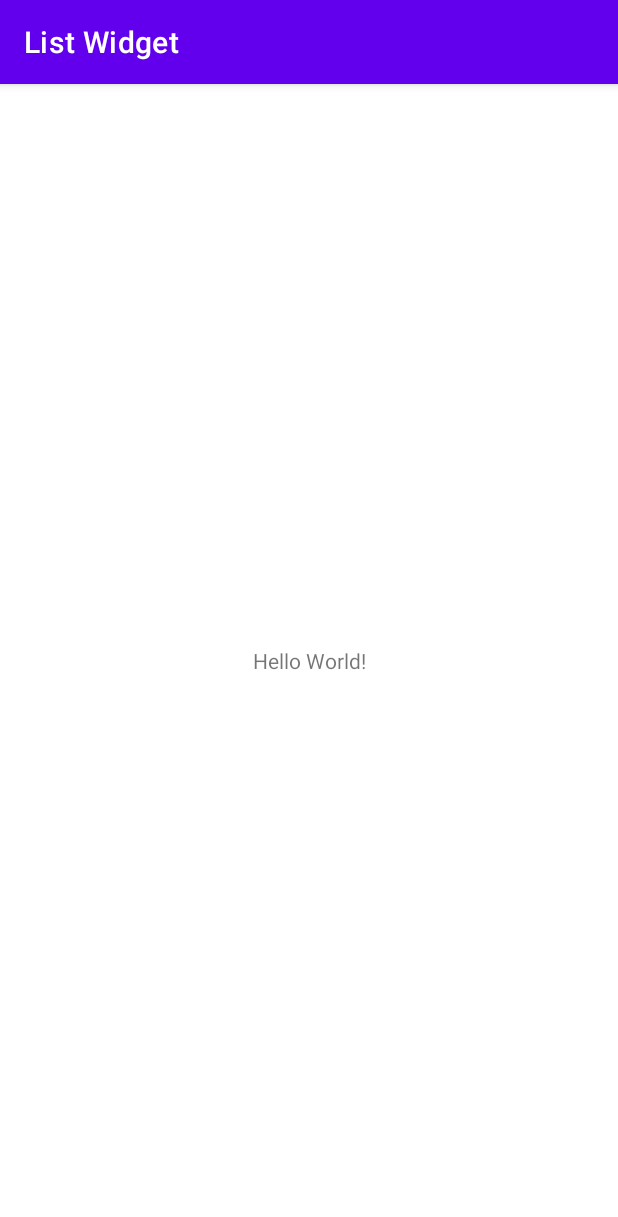
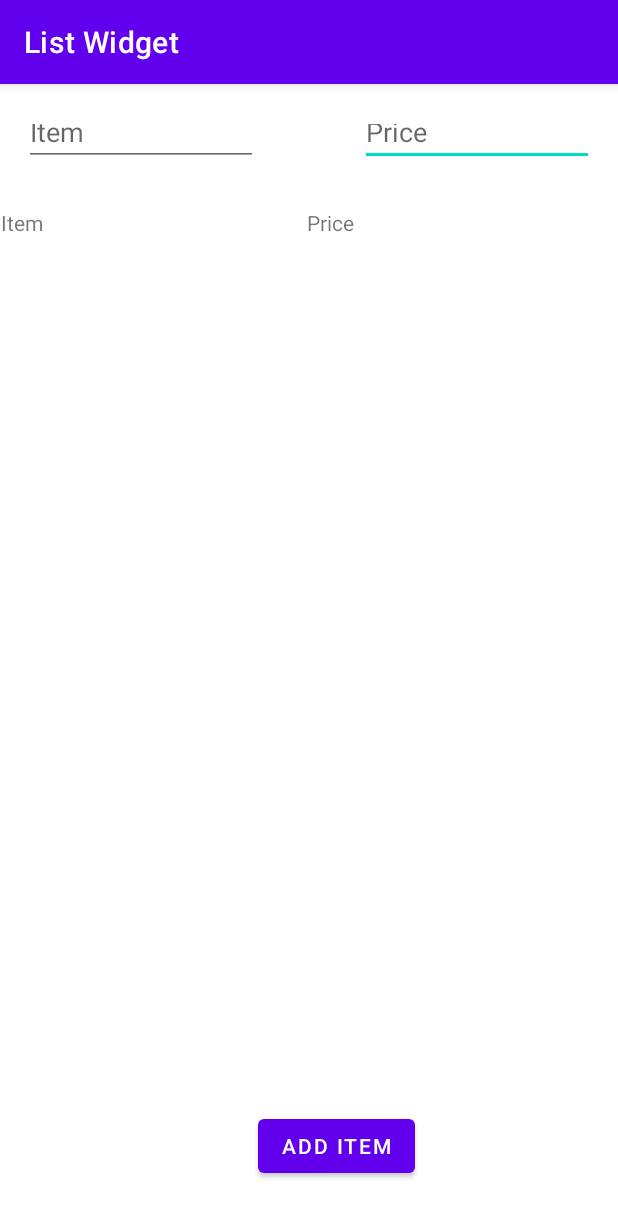
Before and after one commit to abloodg1/ListWidget, an Android app: the screen it shows after launch (MainActivity), on a phone screen of 412 x 824 dp. Shown: the top 1217 px of the screen. Run offline under Robolectric (Android 15) with nearby library versions, the phone set to English and light mode, and no system bars.

Commit message:
Made a grocery list app where you type in the items and prices you want

```diff
--- a/app/src/main/java/com/example/listwidget/MainActivity.java
+++ b/app/src/main/java/com/example/listwidget/MainActivity.java
@@ -3,12 +3,44 @@ package com.example.listwidget;
 import androidx.appcompat.app.AppCompatActivity;
 
 import android.os.Bundle;
+import android.util.AttributeSet;
+import android.view.View;
+import android.view.ViewGroup;
+import android.widget.TableLayout;
+import android.widget.TableRow;
+import android.widget.TextView;
+
+import com.google.android.material.textfield.TextInputEditText;
 
 public class MainActivity extends AppCompatActivity {
+
+    private TableLayout table;
+    private TextInputEditText inputI;
+    private TextInputEditText inputP;
+
 
     @Override
     protected void onCreate(Bundle savedInstanceState) {
         super.onCreate(savedInstanceState);
         setContentView(R.layout.activity_main);
+        table = (TableLayout)findViewById(R.id.list);
+        inputI = (TextInputEditText)findViewById(R.id.itemBox);
+        inputP = (TextInputEditText)findViewById(R.id.priceBox);
     }
+
+    public void buttonClicked(View view){
+        TableRow tableRow;
+        tableRow = new TableRow(this);
+        TextView text =  new TextView(this);
+        text.setText(inputI.getText());
+        tableRow.addView(text,0);
+        TextView text2 = new TextView(this);
+        text2.setText(inputP.getText());
+        tableRow.addView(text2, 1);
+        table.setY(200);
+        table.addView(tableRow);
+    }
+
+
+
 }
--- a/app/src/main/res/layout/activity_main.xml
+++ b/app/src/main/res/layout/activity_main.xml
@@ -6,13 +6,70 @@
     android:layout_height="match_parent"
     tools:context=".MainActivity">
 
-    <TextView
+    <TableLayout
+        android:id="@+id/list"
         android:layout_width="wrap_content"
         android:layout_height="wrap_content"
-        android:text="Hello World!"
+        android:stretchColumns="*"
         app:layout_constraintBottom_toBottomOf="parent"
         app:layout_constraintLeft_toLeftOf="parent"
         app:layout_constraintRight_toRightOf="parent"
-        app:layout_constraintTop_toTopOf="parent" />
+        app:layout_constraintTop_toTopOf="parent"
+        app:layout_constraintVertical_bias="0.11">
+
+        <TableRow>
+
+            <TextView
+                android:layout_width="wrap_content"
+                android:layout_height="wrap_content"
+                android:layout_column="0"
+                android:text="Item" />
+
+            <TextView
+                android:layout_width="match_parent"
+                android:layout_height="match_parent"
+                android:layout_column="1"
+                android:text="Price" />
+        </TableRow>
+
+    </TableLayout>
+
+    <Button
+        android:id="@+id/button"
+        android:layout_width="wrap_content"
+        android:layout_height="wrap_content"
+        android:onClick="buttonClicked"
+        android:text="Add Item"
+        app:layout_constraintBottom_toBottomOf="parent"
+        app:layout_constraintHorizontal_bias="0.56"
+        app:layout_constraintLeft_toLeftOf="parent"
+        app:layout_constraintRight_toRightOf="parent"
+        app:layout_constraintTop_toTopOf="parent"
+        app:layout_constraintVertical_bias="0.95" />
+
+    <com.google.android.material.textfield.TextInputEditText
+        android:id="@+id/priceBox"
+        android:layout_width="156dp"
+        android:layout_height="38dp"
+        android:hint="Price"
+        app:layout_constraintBottom_toBottomOf="parent"
+        app:layout_constraintHorizontal_bias="0.937"
+        app:layout_constraintLeft_toLeftOf="parent"
+        app:layout_constraintRight_toRightOf="parent"
+        app:layout_constraintTop_toTopOf="parent"
+        app:layout_constraintVertical_bias="0.023" />
+
+    <com.google.android.material.textfield.TextInputEditText
+        android:id="@+id/itemBox"
+        android:layout_width="156dp"
+        android:layout_height="38dp"
+        android:hint="Item"
+        app:layout_constraintBottom_toBottomOf="parent"
+        app:layout_constraintHorizontal_bias="0.062"
+        app:layout_constraintLeft_toLeftOf="parent"
+        app:layout_constraintRight_toRightOf="parent"
+        app:layout_constraintTop_toTopOf="parent"
+        app:layout_constraintVertical_bias="0.023" />
+
 
 </androidx.constraintlayout.widget.ConstraintLayout>
```
